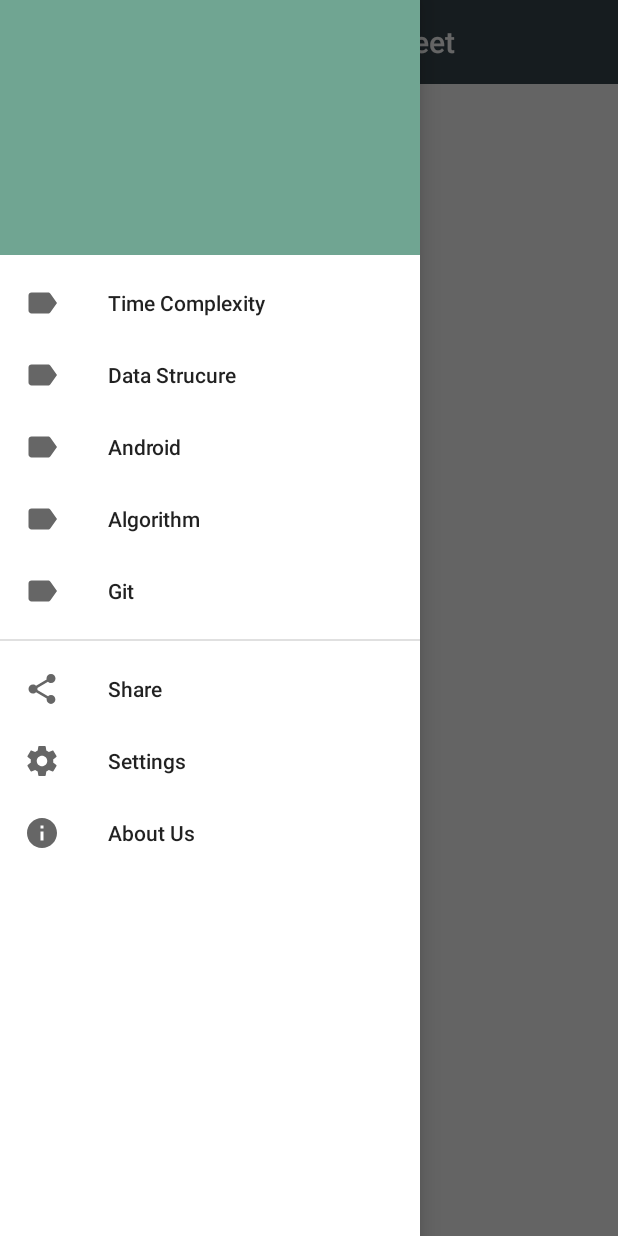
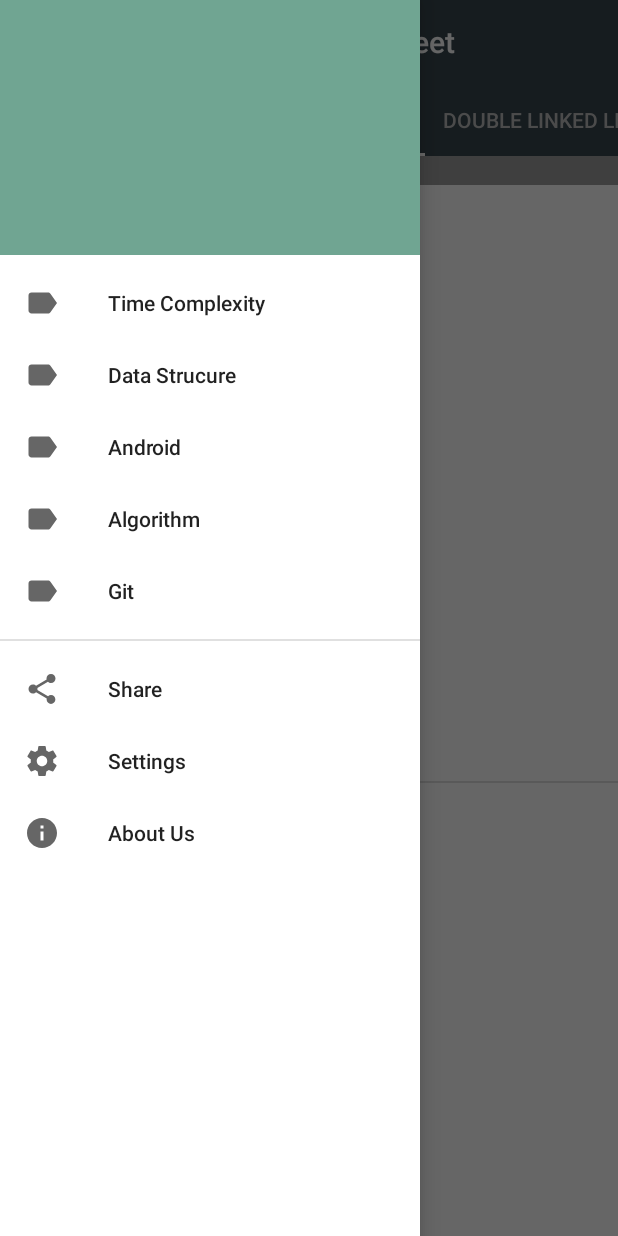
Before and after one commit to dipakkr/Programmers-CheatSheet, an Android app: the screen it shows after launch (MainActivity), after a tap on "Open navigation drawer", on a phone screen of 412 x 824 dp. Run offline under Robolectric (Android 15) with nearby library versions, the phone set to English and light mode, and no system bars.

```diff
--- a/app/src/main/java/com/dipakkr/github/codinginterview/MainActivity.java
+++ b/app/src/main/java/com/dipakkr/github/codinginterview/MainActivity.java
@@ -8,6 +8,7 @@ import android.support.design.widget.NavigationView;
 import android.support.design.widget.TabLayout;
 import android.support.v4.app.Fragment;
 import android.support.v4.app.FragmentManager;
+import android.support.v4.app.FragmentTransaction;
 import android.support.v4.content.ContextCompat;
 import android.support.v4.view.GravityCompat;
 import android.support.v4.view.ViewPager;
@@ -38,6 +39,10 @@ public class MainActivity extends AppCompatActivity {
         setupDrawerContent(mNavigation);
         mdrawerToggle = setupDrawerToggle();
         mdrawerLayout.addDrawerListener(mdrawerToggle);
+
+        FragmentTransaction tx = getSupportFragmentManager().beginTransaction();
+        tx.replace(R.id.fragment_content, new FirstFragment());
+        tx.commit();
     }
 
     private ActionBarDrawerToggle setupDrawerToggle() {
```
